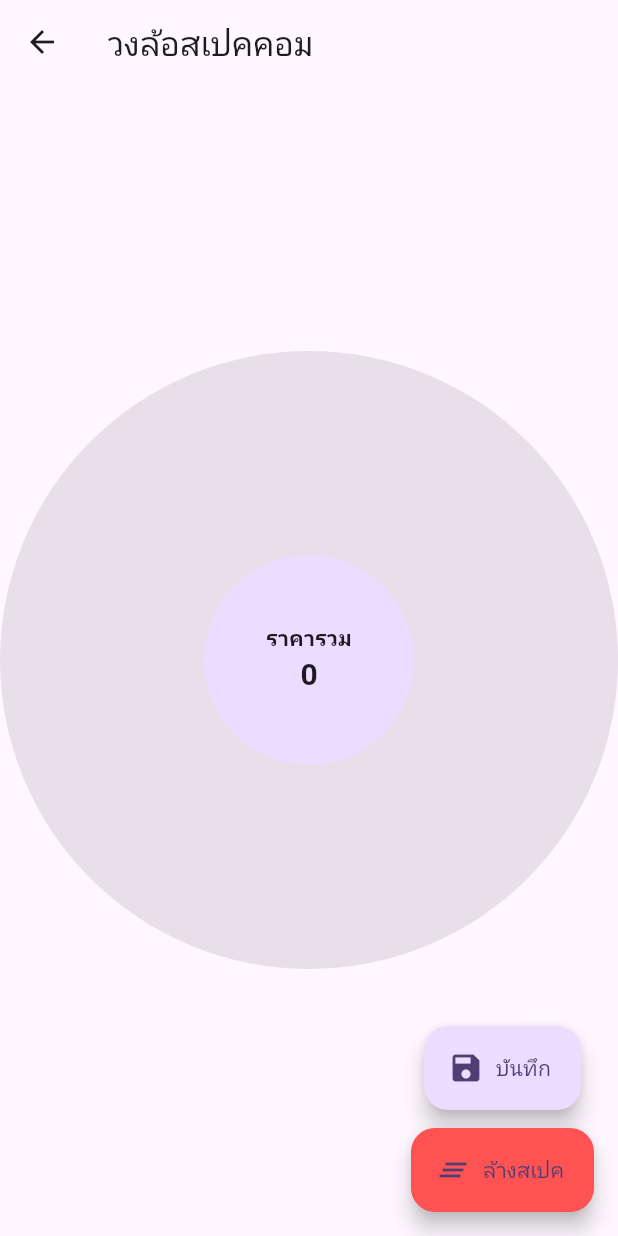
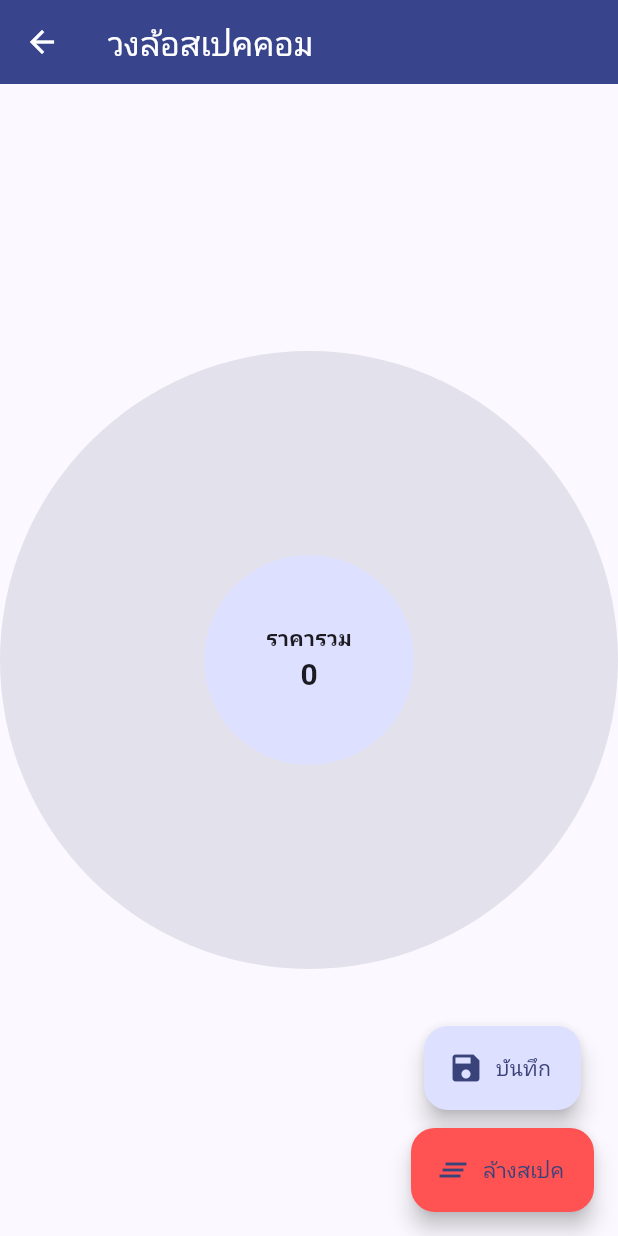
Before and after one commit to SupawitKaennak/TermProjectFlutterDart-BuildSpecComputerInYourDream, a Flutter app: the screen it shows after launch, after a tap on "สร้างชุดสเปค", on a phone screen of 412 x 824 dp. Run offline on Flutter 3.47's test engine with Material 3 defaults, Android fonts, the phone set to English and light mode, and no system bars; our stand-ins replace hive, hive_flutter; accounts and stored records are empty; network calls fail.

Commit message:
edit appbar color

```diff
--- a/lib/main.dart
+++ b/lib/main.dart
@@ -20,7 +20,14 @@ class MyApp extends StatelessWidget {
       create: (_) => BuildProvider(),
       child: MaterialApp(
         title: 'PC Builder',
-        theme: ThemeData(colorScheme: ColorScheme.fromSeed(seedColor: Colors.deepPurple)),
+        theme: ThemeData(
+          colorScheme: ColorScheme.fromSeed(seedColor: const Color.fromARGB(255, 54, 67, 140)),
+          appBarTheme: const AppBarTheme(
+            backgroundColor: Color.fromARGB(255, 54, 67, 140),
+            foregroundColor: Colors.white, // ทำให้ Title และ Icons เป็นสีขาว
+            elevation: 2,
+          ),
+        ),
         home: const CategoriesScreen(),
       ),
     );
```
